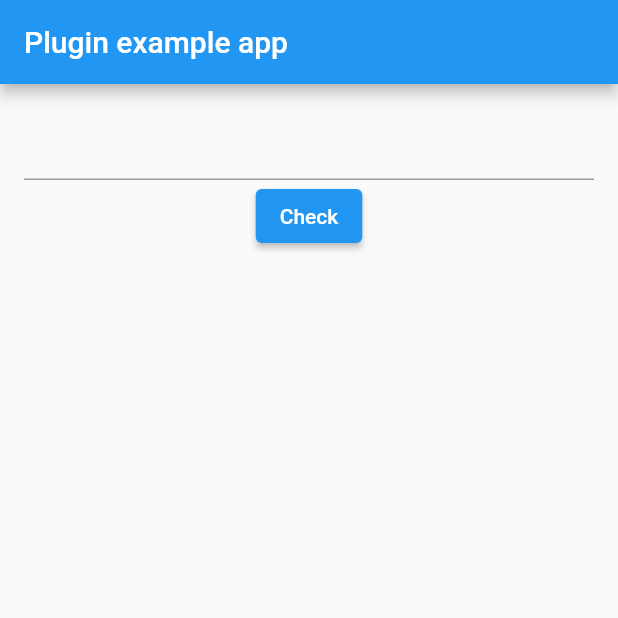
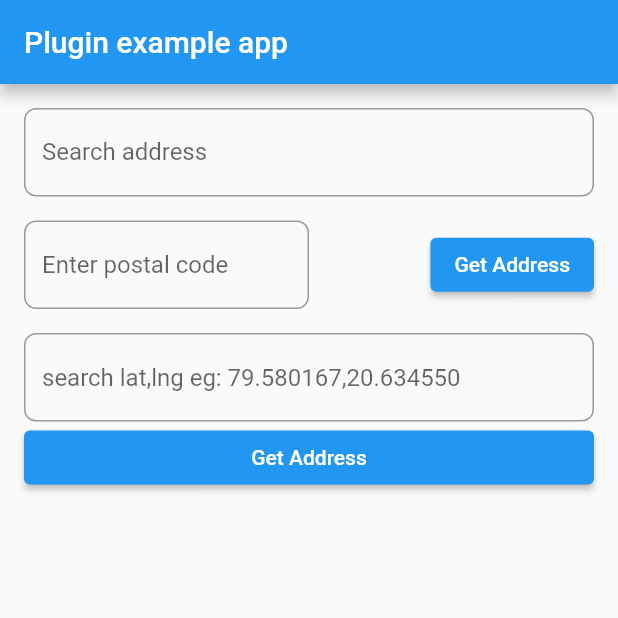
Before and after one commit to ditheshthegreat/google_map_pro, a Flutter app: the screen it shows after launch, on a phone screen of 412 x 824 dp, the top half of it. Run offline on Flutter 3.47's test engine with Material 2 defaults, Android fonts, the phone set to English and light mode, and no system bars; our stand-ins replace dio, equatable, flutter_bloc.

Commit message:
added auto complete textfield

```diff
--- a/example/lib/main.dart
+++ b/example/lib/main.dart
@@ -13,7 +13,8 @@ class MyApp extends StatefulWidget {
 }
 
 class _MyAppState extends State<MyApp> {
-  TextEditingController query = TextEditingController();
+  TextEditingController _query = TextEditingController();
+  TextEditingController _latlong = TextEditingController();
   late GoogleMapsPro _googleMapsPro;
   GeocodeResponse _geocodeResponse = GeocodeResponse();
 
@@ -21,8 +22,7 @@ class _MyAppState extends State<MyApp> {
   void initState() {
     super.initState();
 
-    ///Your GOOGLE MAP API key
-    _googleMapsPro = GoogleMapsPro('AIzaSyCsjMF12VISe-xks-AbD0Ae9UVmwTiMzyk');
+    _googleMapsPro = GoogleMapsPro('GOOGLE MAP API KEY');
   }
 
   @override
@@ -36,29 +36,63 @@ class _MyAppState extends State<MyApp> {
           child: Padding(
             padding: const EdgeInsets.all(16.0),
             child: Column(
+              crossAxisAlignment: CrossAxisAlignment.stretch,
               children: [
                 AutoCompleteAddressSearch(
                   geocodeResponse: (GeocodeResponse geocodeResponse) {
                     print(geocodeResponse.results!.first.geometry?.location?.toJson());
                   },
                 ),
+                SizedBox(
+                  height: 16.0,
+                ),
+                Row(
+                  mainAxisAlignment: MainAxisAlignment.spaceBetween,
+                  children: [
+                    Flexible(
+                      child: TextField(
+                        controller: _query,
+                        keyboardType: TextInputType.number,
+                        decoration: InputDecoration(
+                            hintText: 'Enter postal code',
+                            border: OutlineInputBorder(borderRadius: BorderRadius.circular(8.0))),
+                      ),
+                    ),
+                    Flexible(
+                      child: ElevatedButton(
+                          onPressed: () async {
+                            print(_query.text);
+                            if (_query.text.length == 6) {
+                              _geocodeResponse = await _googleMapsPro.getMapDataBy(
+                                  componentsFilter: ComponentsFilter(postalCode: _query.text));
+                            }
+
+                            setState(() {});
+                          },
+                          child: Text('Get Address')),
+                    ),
+                  ],
+                ),
+                SizedBox(
+                  height: 16.0,
+                ),
+                TextField(
+                  controller: _latlong,
+                  keyboardType: TextInputType.text,
+                  decoration: InputDecoration(
+                      hintText: 'search lat,lng eg: 79.580167,20.634550',
+                      border: OutlineInputBorder(borderRadius: BorderRadius.circular(8.0))),
+                ),
                 ElevatedButton(
                     onPressed: () async {
-                      print(query.text.contains(','));
-                      if (query.text.length == 6 && query is int) {
-                        _geocodeResponse = await _googleMapsPro.getMapDataBy(
-                            componentsFilter: ComponentsFilter(postalCode: query.text));
-                      } else {
-                        if (query.text.contains(',')) {
-                          List<String> splittedQuery = query.text.split(',');
-                          _geocodeResponse =
-                              await _googleMapsPro.getMapDataBy(lat: splittedQuery.first, lng: splittedQuery.last);
-                        }
-                      }
+                      print(_latlong.text.contains(','));
+                      List<String> splittedLatLng = _latlong.text.split(',');
+                      _geocodeResponse =
+                          await _googleMapsPro.getMapDataBy(lat: splittedLatLng.first, lng: splittedLatLng.last);
 
                       setState(() {});
                     },
-                    child: Text('Check')),
+                    child: Text('Get Address')),
                 Padding(
                   padding: const EdgeInsets.all(16.0),
                   child: Text(_geocodeResponse.results == null
--- a/lib/auto_complete.dart
+++ b/lib/auto_complete.dart
@@ -1,7 +1,47 @@
 part of 'google_maps_pro.dart';
 
 class AutoCompleteAddressSearch extends StatefulWidget {
-  const AutoCompleteAddressSearch({Key? key, required this.geocodeResponse}) : super(key: key);
+  const AutoCompleteAddressSearch(
+      {Key? key,
+      required this.geocodeResponse,
+      this.optionsViewBuilder,
+      this.types = 'geocode',
+      this.componentsFilter,
+      this.sessionToken,
+      this.offset,
+      this.inputDecoration})
+      : super(key: key);
+
+  /// If not provided, will build a standard Material-style list of results by
+  /// default.
+  final AutocompleteOptionsViewBuilder<Predictions>? optionsViewBuilder;
+
+  ///The types of place results to return.
+  ///See [Place Types] <https://developers.google.com/maps/documentation/places/web-service/autocomplete#place_types>
+  ///
+  ///If no type is specified, all types will be returned.
+  final String types;
+
+  /// You can set the Geocoding Service to return address results restricted to a specific area, by
+  /// using a components filter
+  ///<https://developers.google.com/maps/documentation/javascript/geocoding#ComponentFiltering>
+  final ComponentsFilter? componentsFilter;
+
+  ///Set Decoration for [TextField]
+  final InputDecoration? inputDecoration;
+
+  ///<https://developers.google.com/maps/documentation/places/web-service/autocomplete#session_tokens>
+  final dynamic sessionToken;
+
+  ///The position, in the input term, of the last character that the service uses to match predictions.
+  ///For example, if the input is 'Google' and the offset is 3, the service will match on 'Goo'.
+  ///The string determined by the offset is matched against the first word in the input term only.
+  ///For example, if the input term is 'Google abc' and the offset is 3, the service will attempt to match against 'Goo abc'.
+  ///If no offset is supplied, the service will use the whole term.
+  ///The offset should generally be set to the position of the text caret.
+  final int? offset;
+
+  /// This will return the full details of search address
   final Function(GeocodeResponse) geocodeResponse;
 
   @override
@@ -9,9 +49,10 @@ class AutoCompleteAddressSearch extends StatefulWidget {
 }
 
 class _AutoCompleteAddressSearchState extends State<AutoCompleteAddressSearch> {
-  static String _displayStringForOption(Predictions option) => option.description;
   final _MapSearchCubit _mapSearchCubit = _MapSearchCubit();
   Iterable<Predictions> _prediction = const Iterable<Predictions>.empty();
+
+  static String _displayStringForOption(Predictions option) => option.description;
 
   @override
   Widget build(BuildContext context) {
@@ -20,12 +61,15 @@ class _AutoCompleteAddressSearchState extends State<AutoCompleteAddressSearch> {
       listener: (context, state) {
         if (state is AutoCompleteSearchResponse) {
           print('STATE ::');
-          print(state.autoCompleteModel.predictions!.toList());
+
           _prediction = state.autoCompleteModel.predictions!.whereType<Predictions>();
+          print(List<String>.from(_prediction.map((e) => '${e.description}\n')));
+
           setState(() {});
         }
       },
-      child: Autocomplete<Predictions>(
+      child: Column(children: [
+        Autocomplete<Predictions>(
           displayStringForOption: _displayStringForOption,
           onSelected: (Predictions onSelected) async {
             print('onSelected :::');
@@ -39,16 +83,64 @@ class _AutoCompleteAddressSearchState extends State<AutoCompleteAddressSearch> {
           optionsBuilder: (TextEditingValue textEditingValue) {
             if (textEditingValue.text.isNotEmpty && textEditingValue.text.length >= 3) {
               _mapSearchCubit.getAutoSearchData({
-                'types': 'geocode',
+                'types': widget.types,
+                'components': widget.componentsFilter == null ? '' : widget.componentsFilter!.toJson(),
                 'input': textEditingValue.text,
-                'offset': 3,
-                'sessiontoken': DateTime.now().microsecondsSinceEpoch,
+                'offset': widget.offset,
+                'sessiontoken': widget.sessionToken ?? DateTime.now().microsecondsSinceEpoch,
                 'key': ApiProvider.mapApiKey
               });
             }
 
             return _prediction;
-          }),
+          },
+          fieldViewBuilder: (BuildContext context, TextEditingController textEditingController, FocusNode focusNode,
+              VoidCallback onFieldSubmitted) {
+            return _AutocompleteField(
+              focusNode: focusNode,
+              textEditingController: textEditingController,
+              onFieldSubmitted: onFieldSubmitted,
+              inputDecoration: widget.inputDecoration,
+            );
+          },
+          optionsViewBuilder: widget.optionsViewBuilder,
+        ),
+      ]),
     );
   }
 }
+
+// The default Material-style Autocomplete text field.
+class _AutocompleteField extends StatelessWidget {
+  const _AutocompleteField({
+    Key? key,
+    required this.focusNode,
+    required this.textEditingController,
+    required this.onFieldSubmitted,
+    this.inputDecoration,
+  }) : super(key: key);
+
+  final FocusNode focusNode;
+
+  final VoidCallback onFieldSubmitted;
+
+  final TextEditingController textEditingController;
+  final InputDecoration? inputDecoration;
+
+  @override
+  Widget build(BuildContext context) {
+    return TextFormField(
+      controller: textEditingController,
+      focusNode: focusNode,
+      decoration: inputDecoration ??
+          InputDecoration(
+              border: OutlineInputBorder(
+                borderRadius: BorderRadius.circular(8.0),
+              ),
+              labelText: 'Search address'),
+      onFieldSubmitted: (String value) {
+        onFieldSubmitted();
+      },
+    );
+  }
+}
--- a/pubspec.yaml
+++ b/pubspec.yaml
@@ -37,7 +37,8 @@ flutter:
         pluginClass: GoogleMapsProPlugin
 
   # To add assets to your plugin package, add an assets section, like this:
-  # assets:
+  assets:
+    - image/google_logo.png
   #   - images/a_dot_burr.jpeg
   #   - images/a_dot_ham.jpeg
   #
```
Also changed, not shown: image/google_logo.png (added).
